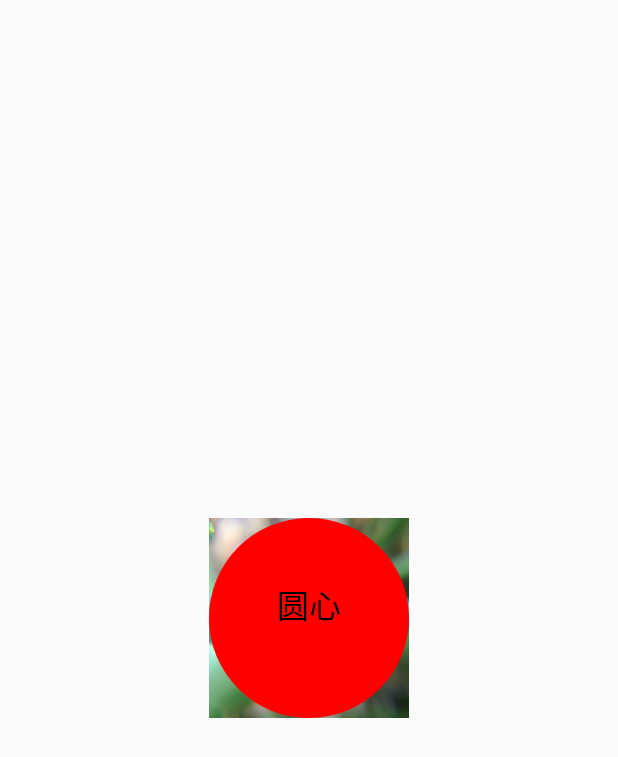
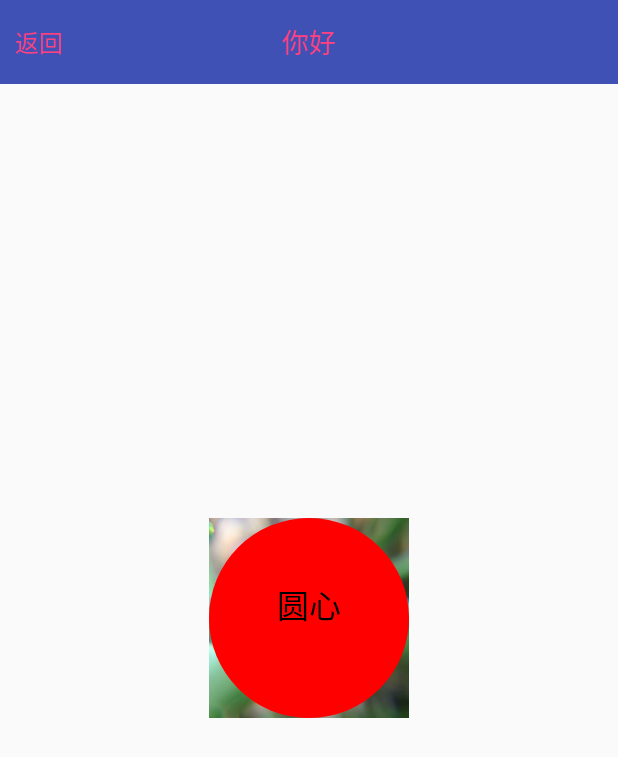
Before and after one commit to liqy/MaYunGit, an Android app: the screen it shows after launch (MainActivity), on a phone screen of 412 x 824 dp. Shown: the top 757 px of the screen. Run offline under Robolectric (Android 15) with nearby library versions, the phone set to English and light mode, and no system bars.

Commit message:
自定义标题栏

```diff
--- a/app/build.gradle
+++ b/app/build.gradle
@@ -24,7 +24,7 @@ dependencies {
     androidTestCompile('com.android.support.test.espresso:espresso-core:2.2.2', {
         exclude group: 'com.android.support', module: 'support-annotations'
     })
-    compile 'com.android.support:appcompat-v7:25.+'
+    compile 'com.android.support:appcompat-v7:25.3.1'
     compile 'com.android.support.constraint:constraint-layout:1.0.2'
     testCompile 'junit:junit:4.12'
 }
--- a/app/src/main/AndroidManifest.xml
+++ b/app/src/main/AndroidManifest.xml
@@ -16,6 +16,7 @@
                 <category android:name="android.intent.category.LAUNCHER" />
             </intent-filter>
         </activity>
+        <!--<activity android:name=".DragBallActivity"></activity>-->
     </application>
 
 </manifest>
--- a/app/src/main/java/com/bwie/mayungit/MainActivity.java
+++ b/app/src/main/java/com/bwie/mayungit/MainActivity.java
@@ -19,6 +19,7 @@ public class MainActivity extends AppCompatActivity implements MyView.OnMyClickL
 
     MyView myView;
 
+
     @Override
     protected void onCreate(Bundle savedInstanceState) {
         super.onCreate(savedInstanceState);
@@ -26,6 +27,7 @@ public class MainActivity extends AppCompatActivity implements MyView.OnMyClickL
 
         myView = (MyView) findViewById(R.id.myView);
         myView.setListener(this);// 注册点击事件
+
 
     }
 
@@ -44,4 +46,6 @@ public class MainActivity extends AppCompatActivity implements MyView.OnMyClickL
     public void onWriteClick(View var1) {//TODO 点击空白区域
 
     }
+
+
 }
--- /dev/null
+++ b/app/src/main/java/com/bwie/mayungit/TitleBar.java
@@ -0,0 +1,84 @@
+package com.bwie.mayungit;
+
+import android.content.Context;
+import android.content.res.TypedArray;
+import android.support.annotation.NonNull;
+import android.support.annotation.Nullable;
+import android.text.TextUtils;
+import android.util.AttributeSet;
+import android.view.LayoutInflater;
+import android.view.View;
+import android.widget.RelativeLayout;
+import android.widget.TextView;
+
+/**
+ * Created by liqy on 2017/8/4.
+ */
+
+public class TitleBar extends RelativeLayout {
+
+    TextView title;
+    TextView back;
+
+    public BarClickListener listener;
+
+    public void setListener(BarClickListener listener) {
+        this.listener = listener;
+    }
+
+    public TitleBar(@NonNull Context context) {
+        super(context);
+        initView(null);
+    }
+
+    public TitleBar(@NonNull Context context, @Nullable AttributeSet attrs) {
+        super(context, attrs);
+        initView(attrs);
+    }
+
+    private void initView(AttributeSet attrs) {
+        View view = LayoutInflater.from(getContext()).inflate(R.layout.bar_title, this);
+        back = (TextView) view.findViewById(R.id.bar_back);
+        title = (TextView) view.findViewById(R.id.bar_title);
+
+        back.setOnClickListener(new OnClickListener() {
+            @Override
+            public void onClick(View v) {
+                if (listener!=null){
+                    listener.backListener(v);
+                }
+            }
+        });
+
+        title.setOnClickListener(new OnClickListener() {
+            @Override
+            public void onClick(View v) {
+                if (listener!=null){
+                    listener.titleListener(v);
+                }
+            }
+        });
+
+        if (attrs != null) {
+            TypedArray a = getContext().obtainStyledAttributes(attrs, R.styleable.TitleBar);
+
+            String str = a.getString(R.styleable.TitleBar_BarTitle);
+
+            if (TextUtils.isEmpty(str)) {
+                title.setText(getResources().getString(R.string.app_name));
+            } else {
+                title.setText(str);
+            }
+
+            a.recycle();
+        }
+
+
+    }
+
+    public interface BarClickListener{
+        public void backListener(View view);
+        public void titleListener(View view);
+    }
+
+}
--- a/app/src/main/res/layout/activity_main.xml
+++ b/app/src/main/res/layout/activity_main.xml
@@ -5,6 +5,13 @@
     android:layout_width="match_parent"
     android:layout_height="match_parent"
     tools:context="com.bwie.mayungit.MainActivity">
+
+    <com.bwie.mayungit.TitleBar
+        android:layout_width="match_parent"
+        app:BarTitle="你好"
+        android:layout_height="wrap_content">
+
+    </com.bwie.mayungit.TitleBar>
 
 
     <com.bwie.mayungit.MyView
--- /dev/null
+++ b/app/src/main/res/layout/bar_title.xml
@@ -0,0 +1,27 @@
+<?xml version="1.0" encoding="utf-8"?>
+<RelativeLayout xmlns:android="http://schemas.android.com/apk/res/android"
+    android:layout_width="match_parent"
+    android:background="@color/colorPrimary"
+    android:layout_height="56dp">
+
+    <TextView
+        android:id="@+id/bar_title"
+        android:textSize="18sp"
+        android:text="@string/app_name"
+        android:layout_centerInParent="true"
+        android:textColor="@color/colorAccent"
+        android:layout_width="wrap_content"
+        android:layout_height="wrap_content" />
+
+    <TextView
+        android:id="@+id/bar_back"
+        android:layout_alignParentLeft="true"
+        android:text="返回"
+        android:textSize="16sp"
+        android:layout_centerVertical="true"
+        android:textColor="@color/colorAccent"
+        android:padding="10dp"
+        android:layout_width="wrap_content"
+        android:layout_height="wrap_content" />
+
+</RelativeLayout>
--- a/app/src/main/res/values/attrs.xml
+++ b/app/src/main/res/values/attrs.xml
@@ -4,4 +4,8 @@
         <attr name="MYR" format="float"/>
         <attr name="MYColor" format="color"></attr>
     </declare-styleable>
+
+    <declare-styleable name="TitleBar">
+        <attr name="BarTitle" format="string"></attr>
+    </declare-styleable>
 </resources>
```
Also changed, not shown: app/src/main/java/com/bwie/mayungit/Balls.java (added, +97 -0 lines), app/src/main/java/com/bwie/mayungit/DragBallActivity.java (added, +13 -0 lines), app/src/main/res/layout/activity_drag_ball.xml (added, +13 -0 lines).
